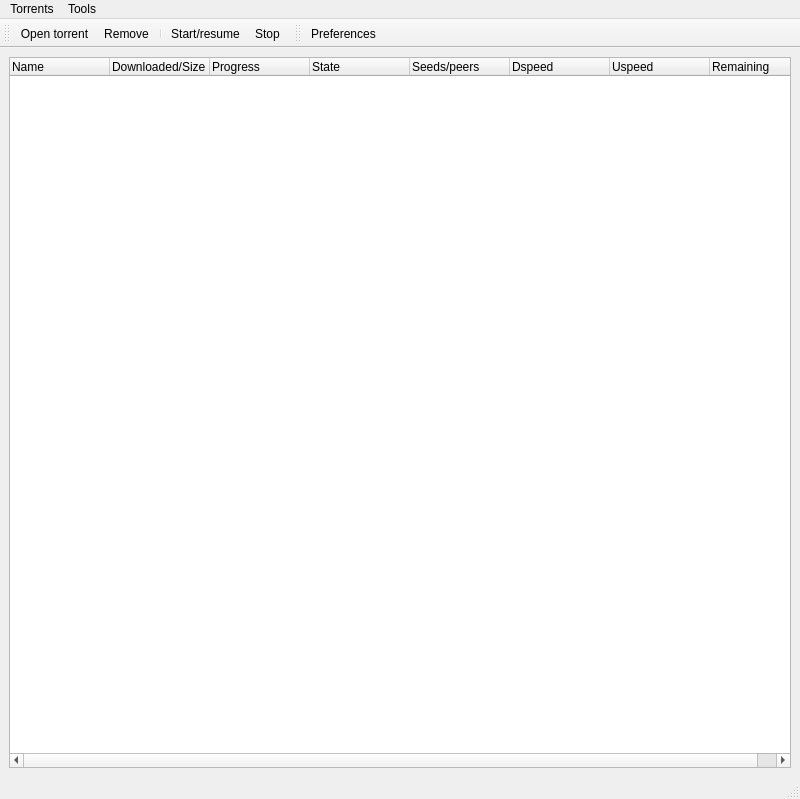
This is plugins/torrent/mainwindow.ui in 0xd34df00d/leechcraft as Qt 5 draws it before an edit. The edited form follows.
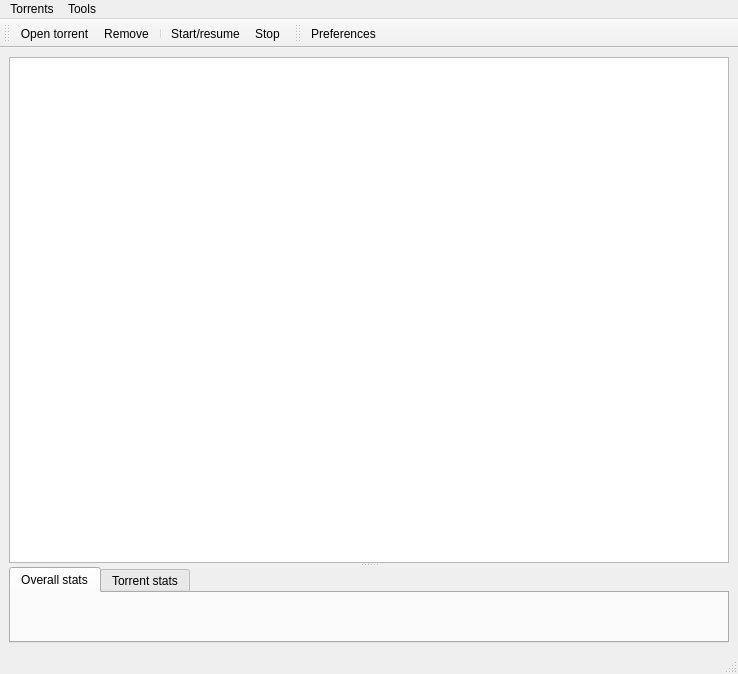
This is the edited form. Icons and pictures are not drawn.

What changed in the file:
```diff
--- a/plugins/torrent/mainwindow.ui
+++ b/plugins/torrent/mainwindow.ui
@@ -6,8 +6,8 @@
    <rect>
     <x>0</x>
     <y>0</y>
-    <width>800</width>
-    <height>799</height>
+    <width>738</width>
+    <height>674</height>
    </rect>
   </property>
   <property name="windowTitle" >
@@ -17,55 +17,53 @@
    <iconset resource="resources.qrc" >:/resources/images/bittorrent.png</iconset>
   </property>
   <widget class="QWidget" name="centralwidget" >
-   <layout class="QHBoxLayout" >
+   <layout class="QVBoxLayout" >
     <item>
-     <widget class="QTreeWidget" name="treeWidget" >
-      <property name="showDropIndicator" stdset="0" >
-       <bool>false</bool>
+     <widget class="QSplitter" name="splitter" >
+      <property name="orientation" >
+       <enum>Qt::Vertical</enum>
       </property>
-      <property name="rootIsDecorated" >
-       <bool>false</bool>
-      </property>
-      <column>
-       <property name="text" >
-        <string>Name</string>
+      <widget class="QTableView" name="TorrentView_" >
+       <property name="editTriggers" >
+        <set>QAbstractItemView::NoEditTriggers</set>
        </property>
-      </column>
-      <column>
-       <property name="text" >
-        <string>Downloaded/Size</string>
+       <property name="selectionMode" >
+        <enum>QAbstractItemView::ExtendedSelection</enum>
        </property>
-      </column>
-      <column>
-       <property name="text" >
-        <string>Progress</string>
+       <property name="selectionBehavior" >
+        <enum>QAbstractItemView::SelectRows</enum>
        </property>
-      </column>
-      <column>
-       <property name="text" >
-        <string>State</string>
+       <property name="horizontalScrollMode" >
+        <enum>QAbstractItemView::ScrollPerPixel</enum>
        </property>
-      </column>
-      <column>
-       <property name="text" >
-        <string>Seeds/peers</string>
+       <property name="wordWrap" >
+        <bool>false</bool>
        </property>
-      </column>
-      <column>
-       <property name="text" >
-        <string>Dspeed</string>
+      </widget>
+      <widget class="QTabWidget" name="Stats_" >
+       <property name="tabPosition" >
+        <enum>QTabWidget::North</enum>
        </property>
-      </column>
-      <column>
-       <property name="text" >
-        <string>Uspeed</string>
+       <property name="tabShape" >
+        <enum>QTabWidget::Rounded</enum>
        </property>
-      </column>
-      <column>
-       <property name="text" >
-        <string>Remaining</string>
+       <property name="currentIndex" >
+        <number>0</number>
        </property>
-      </column>
+       <property name="elideMode" >
+        <enum>Qt::ElideRight</enum>
+       </property>
+       <widget class="QWidget" name="OverallStats_" >
+        <attribute name="title" >
+         <string>Overall stats</string>
+        </attribute>
+       </widget>
+       <widget class="QWidget" name="TorrentStats_" >
+        <attribute name="title" >
+         <string>Torrent stats</string>
+        </attribute>
+       </widget>
+      </widget>
      </widget>
     </item>
    </layout>
@@ -75,7 +73,7 @@
     <rect>
      <x>0</x>
      <y>0</y>
-     <width>800</width>
+     <width>738</width>
      <height>26</height>
     </rect>
    </property>
```
